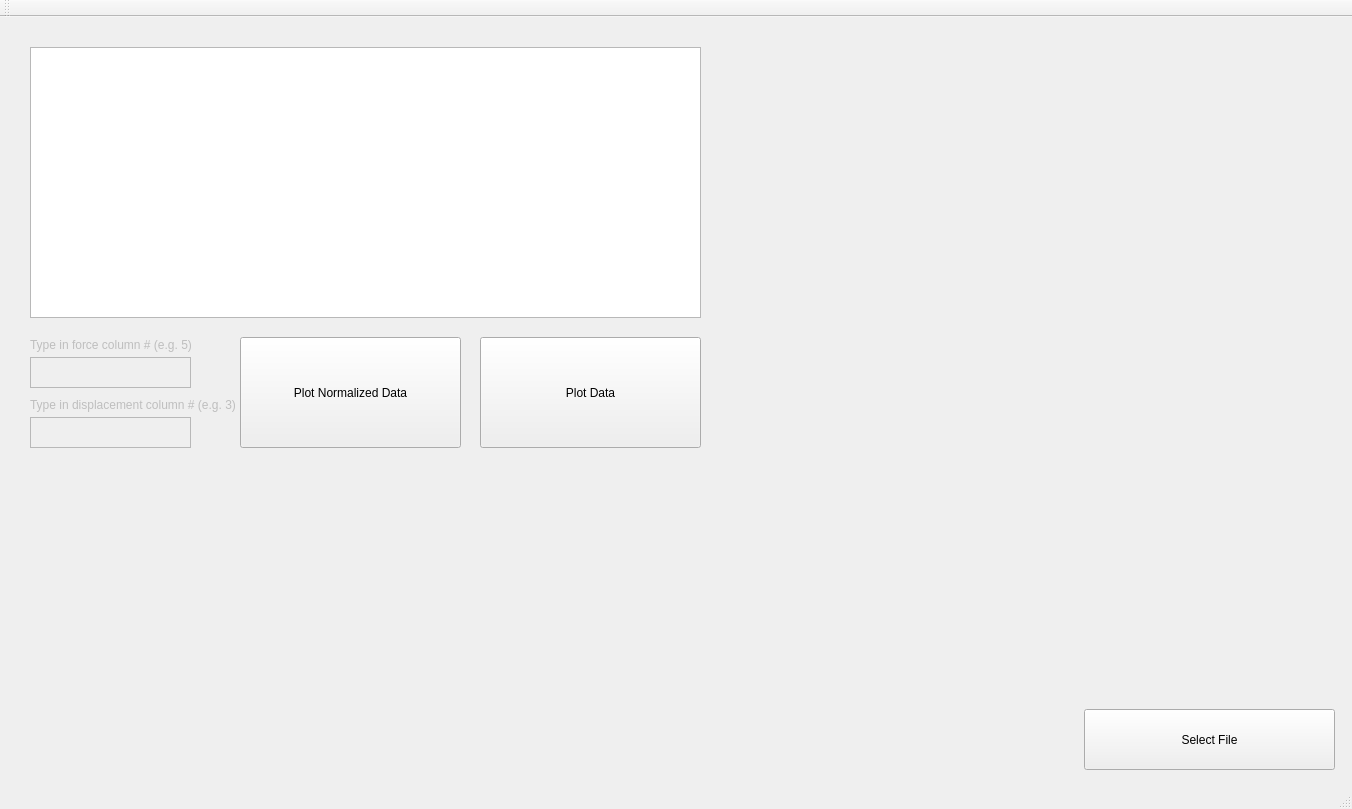
Old version of the form GUI/main.ui in the repository TheNamesAlex/08_Dynamic-Mechanical-Analysis.
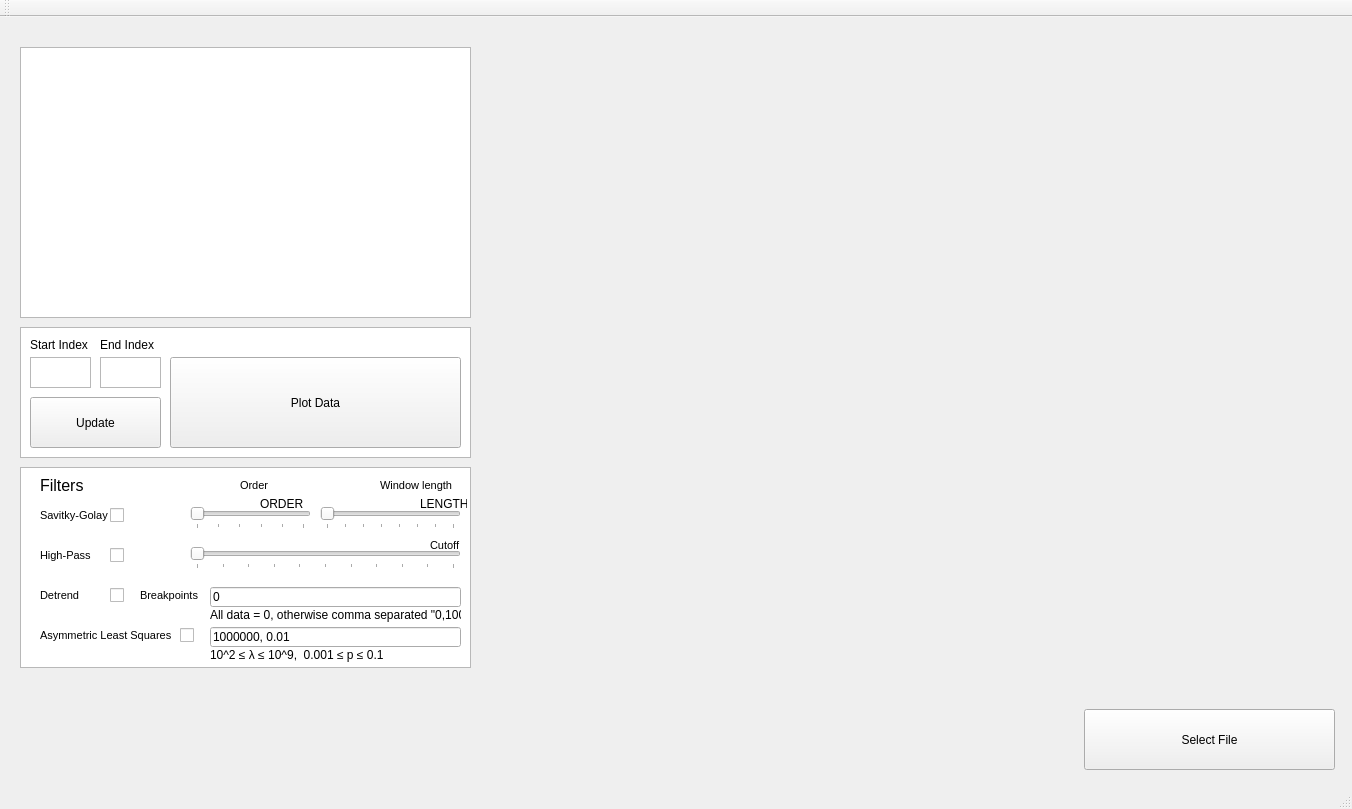
New version of the form. Custom widgets are drawn as their Qt base class.

Commit message: GUI added raw / normalized plot + refactoring

The edit to the form file:
```diff
--- a/GUI/main.ui
+++ b/GUI/main.ui
@@ -17,10 +17,10 @@
    <widget class="PlotWidget" name="graphWidget" native="true">
     <property name="geometry">
      <rect>
-      <x>720</x>
+      <x>480</x>
       <y>30</y>
-      <width>591</width>
-      <height>271</height>
+      <width>851</width>
+      <height>621</height>
      </rect>
     </property>
     <property name="sizePolicy">
@@ -46,9 +46,9 @@
    <widget class="QTableView" name="tableView">
     <property name="geometry">
      <rect>
-      <x>30</x>
+      <x>20</x>
       <y>30</y>
-      <width>671</width>
+      <width>451</width>
       <height>271</height>
      </rect>
     </property>
@@ -68,35 +68,35 @@
      <enum>QAbstractScrollArea::AdjustIgnored</enum>
     </property>
    </widget>
-   <widget class="QTextEdit" name="forceColumn">
+   <widget class="QTextEdit" name="startIndex">
     <property name="enabled">
-     <bool>false</bool>
+     <bool>true</bool>
     </property>
     <property name="geometry">
      <rect>
       <x>30</x>
       <y>340</y>
-      <width>161</width>
+      <width>61</width>
       <height>31</height>
      </rect>
     </property>
    </widget>
-   <widget class="QTextEdit" name="displacementColumn">
+   <widget class="QTextEdit" name="endIndex">
     <property name="enabled">
-     <bool>false</bool>
+     <bool>true</bool>
     </property>
     <property name="geometry">
      <rect>
-      <x>30</x>
-      <y>400</y>
-      <width>161</width>
+      <x>100</x>
+      <y>340</y>
+      <width>61</width>
       <height>31</height>
      </rect>
     </property>
    </widget>
    <widget class="QLabel" name="label">
     <property name="enabled">
-     <bool>false</bool>
+     <bool>true</bool>
     </property>
     <property name="geometry">
      <rect>
@@ -107,51 +107,498 @@
      </rect>
     </property>
     <property name="text">
-     <string>Type in force column # (e.g. 5)</string>
+     <string>Start Index</string>
     </property>
    </widget>
    <widget class="QLabel" name="label_2">
     <property name="enabled">
-     <bool>false</bool>
+     <bool>true</bool>
     </property>
     <property name="geometry">
      <rect>
-      <x>30</x>
-      <y>380</y>
-      <width>221</width>
+      <x>100</x>
+      <y>320</y>
+      <width>71</width>
       <height>16</height>
      </rect>
     </property>
     <property name="text">
-     <string>Type in displacement column # (e.g. 3)</string>
+     <string>End Index</string>
     </property>
    </widget>
    <widget class="QPushButton" name="printRawData">
     <property name="geometry">
      <rect>
-      <x>480</x>
-      <y>320</y>
-      <width>221</width>
-      <height>111</height>
+      <x>170</x>
+      <y>340</y>
+      <width>291</width>
+      <height>91</height>
      </rect>
     </property>
     <property name="text">
      <string>Plot Data</string>
     </property>
    </widget>
-   <widget class="QPushButton" name="printNormalizedData">
+   <widget class="QPushButton" name="button_Update">
+    <property name="geometry">
+     <rect>
+      <x>30</x>
+      <y>380</y>
+      <width>131</width>
+      <height>51</height>
+     </rect>
+    </property>
+    <property name="text">
+     <string>Update</string>
+    </property>
+   </widget>
+   <widget class="QGraphicsView" name="graphicsView">
+    <property name="geometry">
+     <rect>
+      <x>20</x>
+      <y>310</y>
+      <width>451</width>
+      <height>131</height>
+     </rect>
+    </property>
+   </widget>
+   <widget class="QGraphicsView" name="graphicsView_2">
+    <property name="geometry">
+     <rect>
+      <x>20</x>
+      <y>450</y>
+      <width>451</width>
+      <height>201</height>
+     </rect>
+    </property>
+   </widget>
+   <widget class="QLabel" name="label_3">
+    <property name="enabled">
+     <bool>true</bool>
+    </property>
+    <property name="geometry">
+     <rect>
+      <x>40</x>
+      <y>460</y>
+      <width>161</width>
+      <height>16</height>
+     </rect>
+    </property>
+    <property name="font">
+     <font>
+      <pointsize>12</pointsize>
+     </font>
+    </property>
+    <property name="text">
+     <string>Filters</string>
+    </property>
+   </widget>
+   <widget class="QLabel" name="label_4">
+    <property name="enabled">
+     <bool>true</bool>
+    </property>
+    <property name="geometry">
+     <rect>
+      <x>40</x>
+      <y>490</y>
+      <width>71</width>
+      <height>16</height>
+     </rect>
+    </property>
+    <property name="font">
+     <font>
+      <pointsize>8</pointsize>
+     </font>
+    </property>
+    <property name="text">
+     <string>Savitky-Golay</string>
+    </property>
+   </widget>
+   <widget class="QLabel" name="label_5">
+    <property name="enabled">
+     <bool>true</bool>
+    </property>
     <property name="geometry">
      <rect>
       <x>240</x>
-      <y>320</y>
-      <width>221</width>
-      <height>111</height>
+      <y>460</y>
+      <width>31</width>
+      <height>16</height>
      </rect>
     </property>
+    <property name="font">
+     <font>
+      <pointsize>8</pointsize>
+     </font>
+    </property>
     <property name="text">
-     <string>Plot Normalized Data</string>
+     <string>Order</string>
     </property>
    </widget>
+   <widget class="QLabel" name="label_6">
+    <property name="enabled">
+     <bool>true</bool>
+    </property>
+    <property name="geometry">
+     <rect>
+      <x>380</x>
+      <y>460</y>
+      <width>81</width>
+      <height>16</height>
+     </rect>
+    </property>
+    <property name="font">
+     <font>
+      <pointsize>8</pointsize>
+     </font>
+    </property>
+    <property name="text">
+     <string>Window length</string>
+    </property>
+   </widget>
+   <widget class="QSlider" name="savitzkyOrder">
+    <property name="geometry">
+     <rect>
+      <x>190</x>
+      <y>490</y>
+      <width>121</width>
+      <height>22</height>
+     </rect>
+    </property>
+    <property name="minimum">
+     <number>1</number>
+    </property>
+    <property name="maximum">
+     <number>11</number>
+    </property>
+    <property name="singleStep">
+     <number>1</number>
+    </property>
+    <property name="orientation">
+     <enum>Qt::Horizontal</enum>
+    </property>
+    <property name="tickPosition">
+     <enum>QSlider::TicksBelow</enum>
+    </property>
+    <property name="tickInterval">
+     <number>2</number>
+    </property>
+   </widget>
+   <widget class="QSlider" name="savitzkyLength">
+    <property name="geometry">
+     <rect>
+      <x>320</x>
+      <y>490</y>
+      <width>141</width>
+      <height>22</height>
+     </rect>
+    </property>
+    <property name="minimum">
+     <number>3</number>
+    </property>
+    <property name="maximum">
+     <number>31</number>
+    </property>
+    <property name="singleStep">
+     <number>2</number>
+    </property>
+    <property name="orientation">
+     <enum>Qt::Horizontal</enum>
+    </property>
+    <property name="tickPosition">
+     <enum>QSlider::TicksBelow</enum>
+    </property>
+    <property name="tickInterval">
+     <number>4</number>
+    </property>
+   </widget>
+   <widget class="QCheckBox" name="savitzkyCheckbox">
+    <property name="geometry">
+     <rect>
+      <x>110</x>
+      <y>490</y>
+      <width>21</width>
+      <height>17</height>
+     </rect>
+    </property>
+    <property name="text">
+     <string/>
+    </property>
+   </widget>
+   <widget class="QLabel" name="label_7">
+    <property name="enabled">
+     <bool>true</bool>
+    </property>
+    <property name="geometry">
+     <rect>
+      <x>40</x>
+      <y>530</y>
+      <width>71</width>
+      <height>16</height>
+     </rect>
+    </property>
+    <property name="font">
+     <font>
+      <pointsize>8</pointsize>
+     </font>
+    </property>
+    <property name="text">
+     <string>High-Pass</string>
+    </property>
+   </widget>
+   <widget class="QCheckBox" name="highpassCheckbox">
+    <property name="geometry">
+     <rect>
+      <x>110</x>
+      <y>530</y>
+      <width>21</width>
+      <height>17</height>
+     </rect>
+    </property>
+    <property name="text">
+     <string/>
+    </property>
+   </widget>
+   <widget class="QLabel" name="labelSavitzkyOrder">
+    <property name="geometry">
+     <rect>
+      <x>260</x>
+      <y>480</y>
+      <width>47</width>
+      <height>13</height>
+     </rect>
+    </property>
+    <property name="text">
+     <string>ORDER</string>
+    </property>
+   </widget>
+   <widget class="QLabel" name="labelSavitzkyLength">
+    <property name="geometry">
+     <rect>
+      <x>420</x>
+      <y>480</y>
+      <width>47</width>
+      <height>13</height>
+     </rect>
+    </property>
+    <property name="text">
+     <string>LENGTH</string>
+    </property>
+   </widget>
+   <widget class="QLabel" name="labelHighpassCutoff">
+    <property name="enabled">
+     <bool>true</bool>
+    </property>
+    <property name="geometry">
+     <rect>
+      <x>430</x>
+      <y>520</y>
+      <width>31</width>
+      <height>16</height>
+     </rect>
+    </property>
+    <property name="font">
+     <font>
+      <pointsize>8</pointsize>
+     </font>
+    </property>
+    <property name="text">
+     <string>Cutoff</string>
+    </property>
+   </widget>
+   <widget class="QSlider" name="highpassCutoff">
+    <property name="geometry">
+     <rect>
+      <x>190</x>
+      <y>530</y>
+      <width>271</width>
+      <height>22</height>
+     </rect>
+    </property>
+    <property name="maximum">
+     <number>10</number>
+    </property>
+    <property name="orientation">
+     <enum>Qt::Horizontal</enum>
+    </property>
+    <property name="tickPosition">
+     <enum>QSlider::TicksBelow</enum>
+    </property>
+   </widget>
+   <widget class="QLabel" name="label_8">
+    <property name="enabled">
+     <bool>true</bool>
+    </property>
+    <property name="geometry">
+     <rect>
+      <x>40</x>
+      <y>570</y>
+      <width>71</width>
+      <height>16</height>
+     </rect>
+    </property>
+    <property name="font">
+     <font>
+      <pointsize>8</pointsize>
+     </font>
+    </property>
+    <property name="text">
+     <string>Detrend</string>
+    </property>
+   </widget>
+   <widget class="QCheckBox" name="detrendCheckbox">
+    <property name="geometry">
+     <rect>
+      <x>110</x>
+      <y>570</y>
+      <width>21</width>
+      <height>17</height>
+     </rect>
+    </property>
+    <property name="text">
+     <string/>
+    </property>
+   </widget>
+   <widget class="QLineEdit" name="detrendBreakpointsLineEdit">
+    <property name="geometry">
+     <rect>
+      <x>210</x>
+      <y>570</y>
+      <width>251</width>
+      <height>20</height>
+     </rect>
+    </property>
+    <property name="text">
+     <string>0</string>
+    </property>
+   </widget>
+   <widget class="QLabel" name="label_9">
+    <property name="enabled">
+     <bool>true</bool>
+    </property>
+    <property name="geometry">
+     <rect>
+      <x>140</x>
+      <y>570</y>
+      <width>71</width>
+      <height>16</height>
+     </rect>
+    </property>
+    <property name="font">
+     <font>
+      <pointsize>8</pointsize>
+     </font>
+    </property>
+    <property name="text">
+     <string>Breakpoints</string>
+    </property>
+   </widget>
+   <widget class="QLabel" name="label_10">
+    <property name="geometry">
+     <rect>
+      <x>210</x>
+      <y>590</y>
+      <width>251</width>
+      <height>16</height>
+     </rect>
+    </property>
+    <property name="text">
+     <string>All data = 0, otherwise comma separated &quot;0,100&quot;</string>
+    </property>
+   </widget>
+   <widget class="QLabel" name="label_11">
+    <property name="enabled">
+     <bool>true</bool>
+    </property>
+    <property name="geometry">
+     <rect>
+      <x>40</x>
+      <y>610</y>
+      <width>131</width>
+      <height>16</height>
+     </rect>
+    </property>
+    <property name="font">
+     <font>
+      <pointsize>8</pointsize>
+     </font>
+    </property>
+    <property name="text">
+     <string>Asymmetric Least Squares</string>
+    </property>
+   </widget>
+   <widget class="QLineEdit" name="alsLineEdit">
+    <property name="geometry">
+     <rect>
+      <x>210</x>
+      <y>610</y>
+      <width>251</width>
+      <height>20</height>
+     </rect>
+    </property>
+    <property name="text">
+     <string>1000000, 0.01</string>
+    </property>
+   </widget>
+   <widget class="QLabel" name="label_12">
+    <property name="geometry">
+     <rect>
+      <x>210</x>
+      <y>630</y>
+      <width>251</width>
+      <height>16</height>
+     </rect>
+    </property>
+    <property name="text">
+     <string>10^2 ≤ λ ≤ 10^9,  0.001 ≤ p ≤ 0.1</string>
+    </property>
+   </widget>
+   <widget class="QCheckBox" name="alsCheckbox">
+    <property name="geometry">
+     <rect>
+      <x>180</x>
+      <y>610</y>
+      <width>21</width>
+      <height>17</height>
+     </rect>
+    </property>
+    <property name="text">
+     <string/>
+    </property>
+   </widget>
+   <zorder>graphicsView</zorder>
+   <zorder>graphWidget</zorder>
+   <zorder>selectData</zorder>
+   <zorder>tableView</zorder>
+   <zorder>startIndex</zorder>
+   <zorder>endIndex</zorder>
+   <zorder>label</zorder>
+   <zorder>label_2</zorder>
+   <zorder>printRawData</zorder>
+   <zorder>button_Update</zorder>
+   <zorder>graphicsView_2</zorder>
+   <zorder>label_3</zorder>
+   <zorder>label_4</zorder>
+   <zorder>label_5</zorder>
+   <zorder>label_6</zorder>
+   <zorder>savitzkyOrder</zorder>
+   <zorder>savitzkyLength</zorder>
+   <zorder>savitzkyCheckbox</zorder>
+   <zorder>label_7</zorder>
+   <zorder>highpassCheckbox</zorder>
+   <zorder>labelSavitzkyOrder</zorder>
+   <zorder>labelSavitzkyLength</zorder>
+   <zorder>labelHighpassCutoff</zorder>
+   <zorder>highpassCutoff</zorder>
+   <zorder>label_8</zorder>
+   <zorder>detrendCheckbox</zorder>
+   <zorder>detrendBreakpointsLineEdit</zorder>
+   <zorder>label_9</zorder>
+   <zorder>label_10</zorder>
+   <zorder>label_11</zorder>
+   <zorder>alsLineEdit</zorder>
+   <zorder>label_12</zorder>
+   <zorder>alsCheckbox</zorder>
   </widget>
   <widget class="QMenuBar" name="menubar">
    <property name="geometry">
```
The commit also changes 2 other files.
